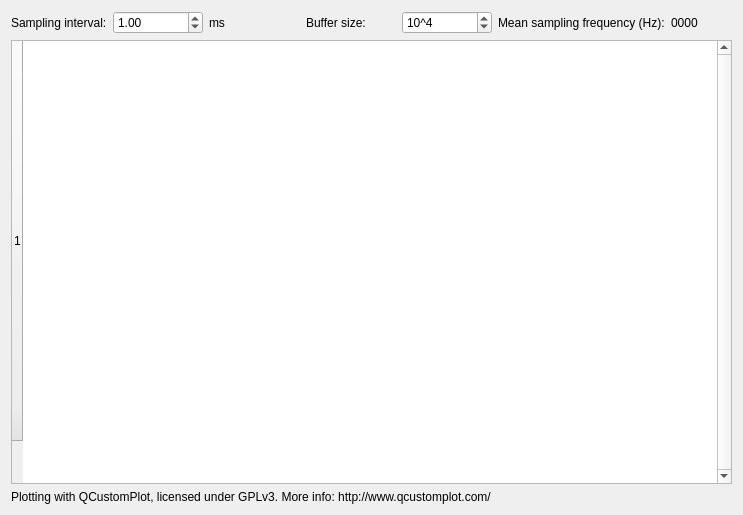
Above: src/gui/GraphWidget.ui from CompEphys-team/stdpc before the change. Below: the same form after it.
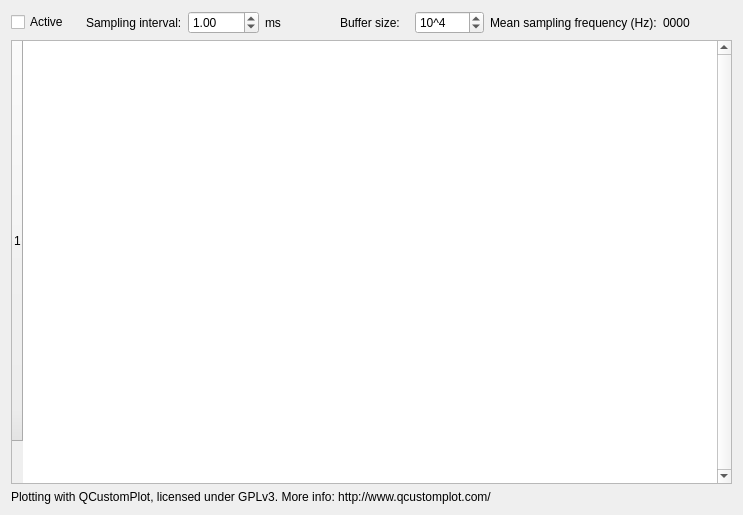
That is the form after the change.

Commit message: Added Graph master switch

Diff of the .ui file:
```diff
--- a/src/gui/GraphWidget.ui
+++ b/src/gui/GraphWidget.ui
@@ -14,14 +14,14 @@
    <string>Form</string>
   </property>
   <layout class="QGridLayout" name="gridLayout">
-   <item row="0" column="0">
+   <item row="0" column="1">
     <widget class="QLabel" name="label_2">
      <property name="text">
       <string>Sampling interval:</string>
      </property>
     </widget>
    </item>
-   <item row="0" column="1">
+   <item row="0" column="2">
     <widget class="QDoubleSpinBox" name="samplingInterval">
      <property name="maximum">
       <double>1000.000000000000000</double>
@@ -31,21 +31,21 @@
      </property>
     </widget>
    </item>
-   <item row="0" column="2">
+   <item row="0" column="3">
     <widget class="QLabel" name="label">
      <property name="text">
       <string>ms</string>
      </property>
     </widget>
    </item>
-   <item row="0" column="3">
+   <item row="0" column="4">
     <widget class="QLabel" name="label_5">
      <property name="text">
       <string>Buffer size:</string>
      </property>
     </widget>
    </item>
-   <item row="0" column="4">
+   <item row="0" column="5">
     <widget class="QSpinBox" name="bufferExp">
      <property name="prefix">
       <string>10^</string>
@@ -61,21 +61,28 @@
      </property>
     </widget>
    </item>
-   <item row="0" column="5">
+   <item row="0" column="6">
     <widget class="QLabel" name="label_4">
      <property name="text">
       <string>Mean sampling frequency (Hz):</string>
      </property>
     </widget>
    </item>
-   <item row="0" column="6">
+   <item row="0" column="7">
     <widget class="QLabel" name="cycleFreq">
      <property name="text">
       <string>0000</string>
      </property>
     </widget>
    </item>
-   <item row="1" column="0" colspan="7">
+   <item row="0" column="0">
+    <widget class="QCheckBox" name="active">
+     <property name="text">
+      <string>Active</string>
+     </property>
+    </widget>
+   </item>
+   <item row="1" column="0" colspan="8">
     <widget class="QTableWidget" name="table">
      <property name="verticalScrollBarPolicy">
       <enum>Qt::ScrollBarAlwaysOn</enum>
@@ -111,7 +118,7 @@
      <column/>
     </widget>
    </item>
-   <item row="2" column="0" colspan="5">
+   <item row="2" column="0" colspan="8">
     <widget class="QLabel" name="label_3">
      <property name="maximumSize">
       <size>
```
The commit also changes 4 other files.
